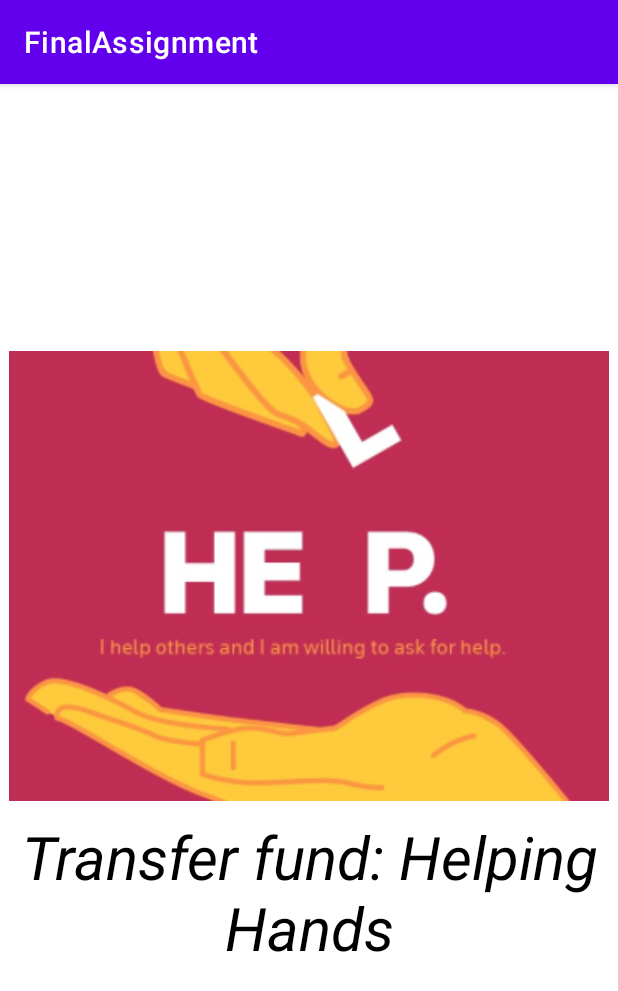
After one commit to chhabi10/FinalAssignment, an Android app: the SplashscreenActivity screen opened directly, with no data from a screen before it, on a phone screen of 412 x 824 dp. The commit adds this screen. Shown: the top 991 px of the screen. Run offline under Robolectric (Android 15) with nearby library versions, the phone set to English and light mode, and no system bars; 1 statement that could not run was skipped.

Commit message:
SplashscreenActivity

```diff
--- /dev/null
+++ b/app/src/main/java/com/chhabi/finalassignment/activities/ui/SplashscreenActivity.kt
@@ -0,0 +1,25 @@
+package com.chhabi.finalassignment.activities.ui
+
+import android.content.Intent
+import androidx.appcompat.app.AppCompatActivity
+import android.os.Bundle
+import com.chhabi.finalassignment.R
+import kotlinx.coroutines.CoroutineScope
+import kotlinx.coroutines.Dispatchers
+import kotlinx.coroutines.delay
+import kotlinx.coroutines.launch
+
+class SplashscreenActivity : AppCompatActivity() {
+    override fun onCreate(savedInstanceState: Bundle?) {
+        super.onCreate(savedInstanceState)
+        setContentView(R.layout.activity_splashscreen)
+
+
+        CoroutineScope(Dispatchers.Main).launch {
+            delay(1000)
+            startActivity(Intent(this@SplashscreenActivity, MainActivity::class.java))
+            finish()
+        }
+
+    }
+}
--- /dev/null
+++ b/app/src/main/res/layout/activity_splashscreen.xml
@@ -0,0 +1,27 @@
+<?xml version="1.0" encoding="utf-8"?>
+<LinearLayout xmlns:android="http://schemas.android.com/apk/res/android"
+    xmlns:app="http://schemas.android.com/apk/res-auto"
+    xmlns:tools="http://schemas.android.com/tools"
+    android:layout_width="match_parent"
+    android:layout_height="match_parent"
+    android:gravity="center"
+    android:orientation="vertical"
+    tools:context=".activities.ui.SplashscreenActivity">
+
+
+    <ImageView
+        android:layout_width="wrap_content"
+        android:layout_height="wrap_content"
+        android:src="@drawable/helpinghand" />
+
+    <TextView
+        android:textSize="40sp"
+        android:textColor="@color/black"
+        android:layout_width="match_parent"
+        android:layout_height="wrap_content"
+        android:layout_marginTop="10dp"
+        android:gravity="center"
+        android:textStyle="italic"
+        android:text="Transfer fund: Helping Hands" />
+
+</LinearLayout>
--- a/app/src/main/res/values/strings.xml
+++ b/app/src/main/res/values/strings.xml
@@ -7,6 +7,7 @@
     <string name="next">Next</string>
     <string name="previous">Previous</string>
 
+
     <string name="hello_first_fragment">Hello first fragment</string>
     <string name="hello_second_fragment">Hello second fragment. Arg: %1$s</string>
     <!-- TODO: Remove or change this placeholder text -->
```
Also changed, not shown: app/build.gradle (+23 -3 lines), app/src/main/AndroidManifest.xml (+8 -4 lines), app/src/main/java/com/chhabi/finalassignment/MainActivity.kt (deleted, +0 -44 lines), app/src/main/java/com/chhabi/finalassignment/activities/ui/LoginActivity.kt (renamed from app/src/main/java/com/chhabi/finalassignment/LoginActivity.kt, +11 -4 lines), app/src/main/java/com/chhabi/finalassignment/activities/ui/MainActivity.kt (added, +34 -0 lines), app/src/main/java/com/chhabi/finalassignment/activities/ui/SignupActivity.kt (renamed from app/src/main/java/com/chhabi/finalassignment/SignupActivity.kt, +12 -10 lines), app/src/main/res/layout/activity_login.xml (+15 -1 lines), app/src/main/res/layout/activity_main.xml (+12 -7 lines), app/src/main/res/layout/activity_signup.xml (+44 -33 lines), app/src/main/res/drawable/helpinghand.webp (added), gradle/wrapper/gradle-wrapper.properties.
